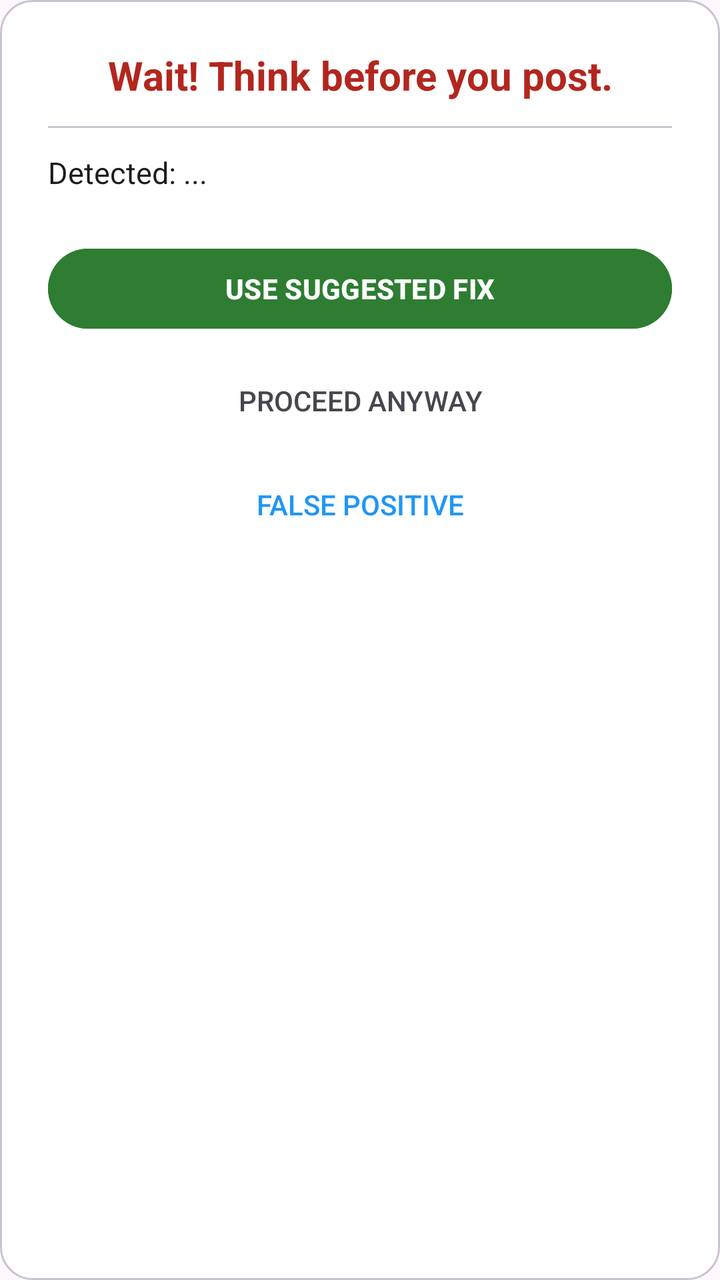
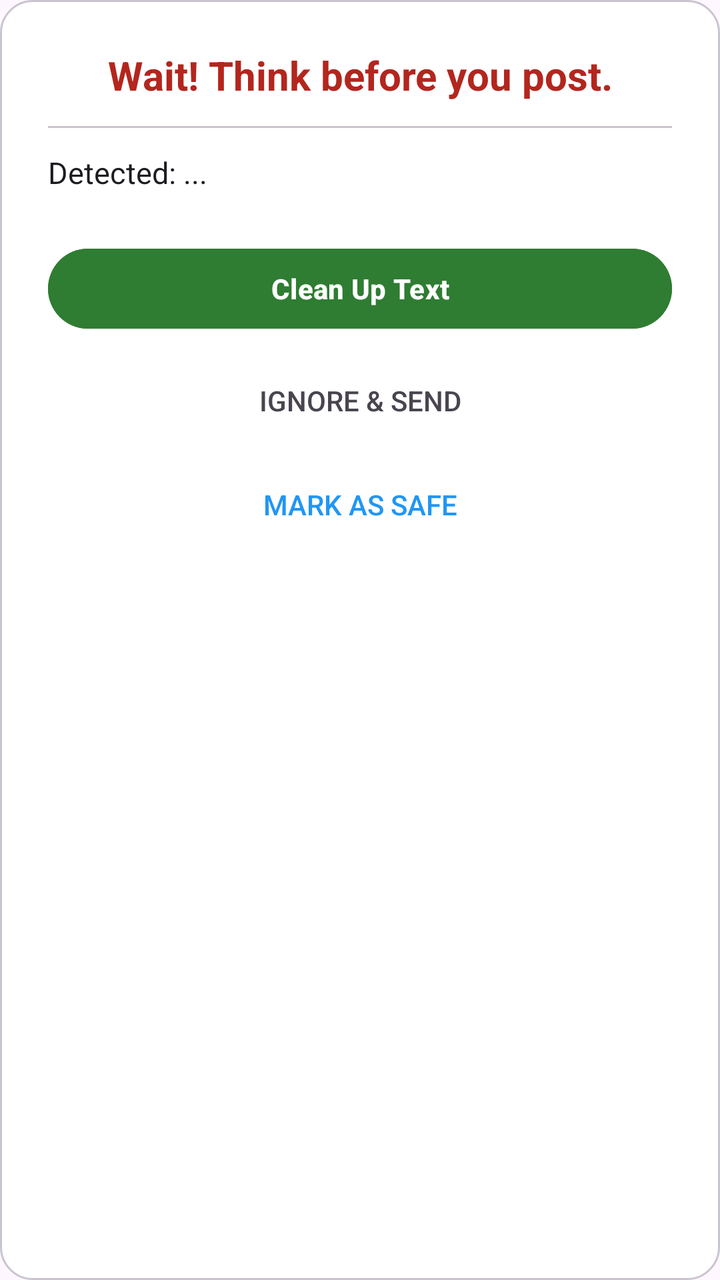

Screens rendered from an Android XML layout before and after an edit, with the pre-edit source and the edit as a unified diff.
<!-- AndroidManifest.xml: application theme Theme.ToxicLanguageKeyboard -->
<!-- res/layout/toxic_alert_dialog.xml -->
<?xml version="1.0" encoding="utf-8"?>
<LinearLayout xmlns:android="http://schemas.android.com/apk/res/android"
    android:layout_width="320dp"
    android:layout_height="wrap_content"
    android:background="@drawable/dialog_background"
    android:orientation="vertical"
    android:padding="24dp">

    <TextView
        android:id="@+id/alert_title"
        android:layout_width="match_parent"
        android:layout_height="wrap_content"
        android:text="Wait! Think before you post."
        android:textColor="@color/color_error"
        android:textSize="20sp"
        android:textStyle="bold"
        android:gravity="center" />

    <View
        android:layout_width="match_parent"
        android:layout_height="1dp"
        android:background="@color/dialog_divider"
        android:layout_marginTop="12dp"
        android:layout_marginBottom="12dp" />

    <TextView
        android:id="@+id/alert_message"
        android:layout_width="match_parent"
        android:layout_height="wrap_content"
        android:text="Detected: ..."
        android:textColor="@color/dialog_text_primary"
        android:textSize="15sp"
        android:lineSpacingExtra="4dp" />

    <LinearLayout
        android:layout_width="match_parent"
        android:layout_height="wrap_content"
        android:layout_marginTop="24dp"
        android:orientation="vertical">

        <Button
            android:id="@+id/btn_edit"
            android:layout_width="match_parent"
            android:layout_height="wrap_content"
            android:text="USE SUGGESTED FIX"
            android:backgroundTint="@color/color_success"
            android:textColor="@android:color/white"
            android:textStyle="bold" />

        <Button
            android:id="@+id/btn_proceed"
            android:layout_width="match_parent"
            android:layout_height="wrap_content"
            android:layout_marginTop="8dp"
            android:text="@string/btn_proceed"
            android:textColor="@color/dialog_text_secondary"
            style="?android:attr/borderlessButtonStyle" />

        <Button
            android:id="@+id/btn_false_positive"
            android:layout_width="match_parent"
            android:layout_height="wrap_content"
            android:layout_marginTop="4dp"
            android:text="@string/btn_false_positive"
            android:textColor="@color/color_info"
            style="?android:attr/borderlessButtonStyle" />
    </LinearLayout>
</LinearLayout>
<!-- resources referenced by this layout -->
<resources>
  <color name="color_error">#B3261E</color>
  <color name="color_info">#2196F3</color>
  <color name="color_success">#2E7D32</color>
  <color name="dialog_divider">#CAC4D0</color>
  <color name="dialog_text_primary">#1C1B1F</color>
  <color name="dialog_text_secondary">#49454F</color>
  <!-- drawable dialog_background (drawable) -->
  <?xml version="1.0" encoding="utf-8"?>
  <shape xmlns:android="http://schemas.android.com/apk/res/android">
      <solid android:color="@color/dialog_background" />
      <corners android:radius="16dp" />
      <stroke android:width="1dp" android:color="@color/dialog_stroke" />
  </shape>
  <string name="btn_false_positive">False Positive</string>
  <string name="btn_proceed">Proceed Anyway</string>
  <style name="Theme.ToxicLanguageKeyboard" parent="Base.Theme.ToxicLanguageKeyboard" />
  <color name="dialog_background">#FFFFFF</color>
  <color name="dialog_stroke">#CAC4D0</color>
  <style name="Base.Theme.ToxicLanguageKeyboard" parent="Theme.Material3.DayNight.NoActionBar">
          
          
      </style>
</resources>

<!-- the commit's change to res/layout/toxic_alert_dialog.xml (unified diff, before → after) -->
@@ -42,7 +42,7 @@
             android:id="@+id/btn_edit"
             android:layout_width="match_parent"
             android:layout_height="wrap_content"
-            android:text="USE SUGGESTED FIX"
+            android:text="Clean Up Text"
             android:backgroundTint="@color/color_success"
             android:textColor="@android:color/white"
             android:textStyle="bold" />
<!-- resource entries referenced after the edit -->
@@ -13,8 +13,8 @@
       <corners android:radius="16dp" />
       <stroke android:width="1dp" android:color="@color/dialog_stroke" />
   </shape>
-  <string name="btn_false_positive">False Positive</string>
-  <string name="btn_proceed">Proceed Anyway</string>
+  <string name="btn_false_positive">Mark as Safe</string>
+  <string name="btn_proceed">Ignore &amp; Send</string>
   <style name="Theme.ToxicLanguageKeyboard" parent="Base.Theme.ToxicLanguageKeyboard" />
   <color name="dialog_background">#FFFFFF</color>
   <color name="dialog_stroke">#CAC4D0</color>
